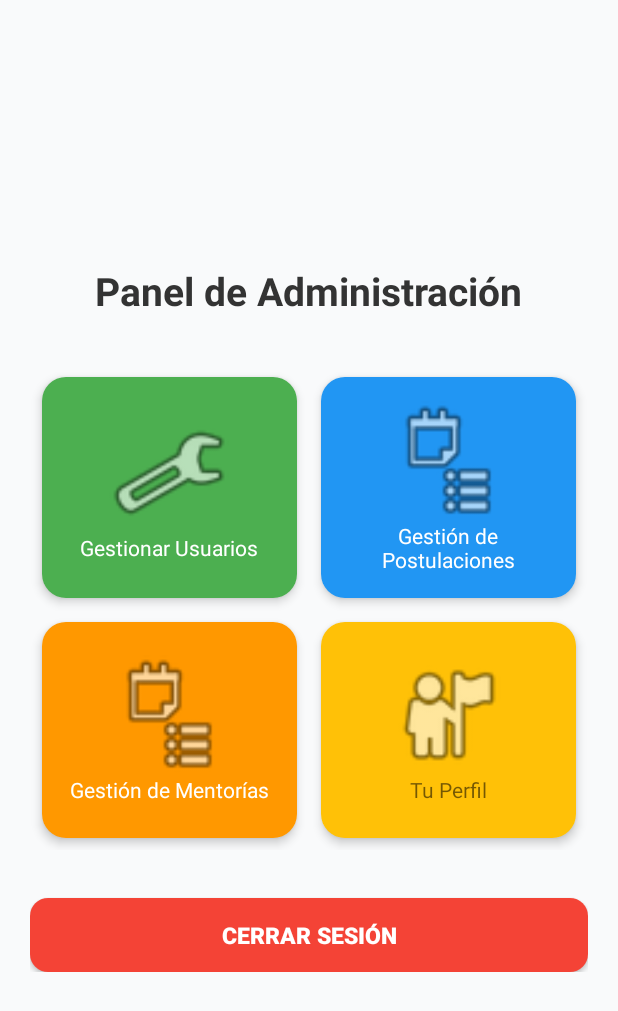
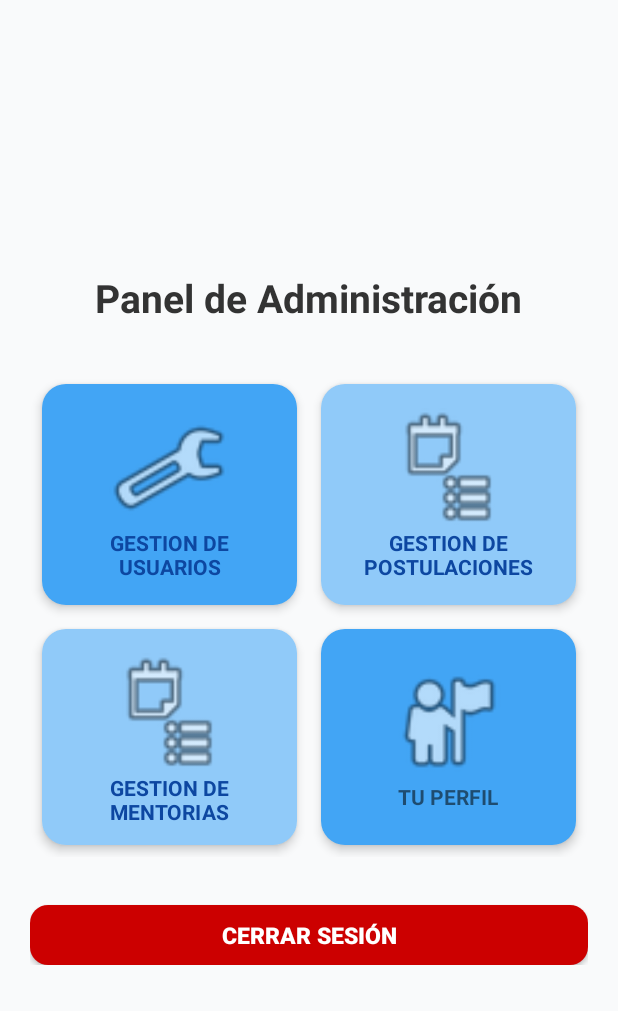
Before and after one commit to gabrielleal23/ConectandoApp, an Android app built with Jetpack Compose: the AdminActivity screen opened directly, with no data from a screen before it, on a phone screen of 412 x 824 dp. Shown: the top 1011 px of the screen. Run offline under Robolectric (Android 15) with nearby library versions, the phone set to English and light mode, and no system bars.

Commit message:
Actualizacion para app en huawei modo admin completa

```diff
--- a/app/src/main/res/layout-ldltr/activity_admin_home.xml
+++ b/app/src/main/res/layout-ldltr/activity_admin_home.xml
@@ -43,7 +43,7 @@
                 android:padding="16dp"
                 android:layout_margin="8dp"
                 android:background="@drawable/rounded_gray"
-                android:backgroundTint="#4CAF50"
+                android:backgroundTint="@color/color_primario_hover"
                 android:elevation="4dp"
                 android:gravity="center"
                 android:clickable="true"
@@ -58,10 +58,11 @@
                 <TextView
                     android:layout_width="wrap_content"
                     android:layout_height="wrap_content"
-                    android:text="Gestionar Usuarios"
-                    android:textSize="14sp"
-                    android:textColor="#FFFFFF"
-                    android:gravity="center"/>
+                    android:text="GESTION DE USUARIOS"
+                    android:textStyle="bold"
+                    android:gravity="center"
+                    android:textColor="@color/color_texto_oscuro"
+                    android:textSize="14sp" />
             </LinearLayout>
 
             <LinearLayout
@@ -74,7 +75,7 @@
                 android:padding="16dp"
                 android:layout_margin="8dp"
                 android:background="@drawable/rounded_gray"
-                android:backgroundTint="#2196F3"
+                android:backgroundTint="@color/color_secundario"
                 android:elevation="4dp"
                 android:gravity="center"
                 android:clickable="true"
@@ -89,9 +90,10 @@
                 <TextView
                     android:layout_width="wrap_content"
                     android:layout_height="wrap_content"
-                    android:text="Gestión de Postulaciones"
+                    android:text="GESTION DE POSTULACIONES"
+                    android:textColor="@color/color_texto_oscuro"
                     android:textSize="14sp"
-                    android:textColor="#FFFFFF"
+                    android:textStyle="bold"
                     android:gravity="center"/>
             </LinearLayout>
 
@@ -103,7 +105,7 @@
                 android:layout_columnWeight="1"
                 android:layout_margin="8dp"
                 android:background="@drawable/rounded_gray"
-                android:backgroundTint="#FF9800"
+                android:backgroundTint="@color/color_secundario"
                 android:clickable="true"
                 android:elevation="4dp"
                 android:focusable="true"
@@ -120,8 +122,9 @@
                     android:layout_width="wrap_content"
                     android:layout_height="wrap_content"
                     android:gravity="center"
-                    android:text="Gestión de Mentorías"
-                    android:textColor="#FFFFFF"
+                    android:text="GESTION DE MENTORIAS"
+                    android:textStyle="bold"
+                    android:textColor="@color/color_texto_oscuro"
                     android:textSize="14sp" />
             </LinearLayout>
 
@@ -135,7 +138,7 @@
                 android:padding="16dp"
                 android:layout_margin="8dp"
                 android:background="@drawable/rounded_gray"
-                android:backgroundTint ="@color/color_advertencia"
+                android:backgroundTint="@color/color_primario_hover"
                 android:elevation="4dp"
                 android:gravity="center"
                 android:clickable="true"
@@ -148,8 +151,9 @@
                 <TextView
                     android:layout_width="wrap_content"
                     android:layout_height="wrap_content"
-                    android:text="Tu Perfil"
+                    android:text="TU PERFIL"
                     android:textSize="14sp"
+                    android:textStyle="bold"
                     android:backgroundTint ="@color/color_secundario"
                     android:gravity="center"/>
             </LinearLayout>
@@ -159,15 +163,15 @@
         <Button
             android:id="@+id/btnCerrarSesion"
             android:layout_width="match_parent"
-            android:layout_height="wrap_content"
+            android:layout_height="40dp"
             android:text="Cerrar Sesión"
             android:textSize="15sp"
             android:textStyle="bold"
             android:textColor="#FFFFFF"
             android:background="@drawable/boton_gradiente"
             android:layout_marginTop="32dp"
-            android:padding="14dp"
-            android:backgroundTint="#F44336"
+
+            android:backgroundTint="@android:color/holo_red_dark"
             android:elevation="4dp"/>
 
     </LinearLayout>
--- a/app/src/main/res/layout-ldltr/activity_crear_mentoria.xml
+++ b/app/src/main/res/layout-ldltr/activity_crear_mentoria.xml
@@ -5,7 +5,7 @@
     android:layout_height="match_parent"
     android:orientation="vertical"
     android:gravity="center"
-    android:padding="5dp"
+    android:padding="12dp"
     android:background="#FFFFFF"
     tools:ignore="MissingDefaultResource">
 
@@ -18,7 +18,7 @@
             android:layout_width="match_parent"
             android:layout_height="wrap_content"
             android:orientation="vertical"
-            android:padding="12dp"
+            android:padding="1dp"
             android:gravity="bottom">
 
             <TextView
--- a/app/src/main/res/layout-ldltr/activity_empresa.xml
+++ b/app/src/main/res/layout-ldltr/activity_empresa.xml
@@ -70,6 +70,7 @@
                 android:layout_height="wrap_content"
                 android:text="CREAR POSTULACIÒN"
                 android:gravity="center"
+                android:textStyle="bold"
                 android:textColor="@color/color_texto_oscuro"
                 android:textSize="14sp" />
         </LinearLayout>
@@ -102,6 +103,7 @@
                 android:layout_height="wrap_content"
                 android:gravity="center"
                 android:text="VER POSTULACIÒN"
+                android:textStyle="bold"
                 android:textColor="@color/color_texto_oscuro"
                 android:textSize="14sp" />
         </LinearLayout>
@@ -133,6 +135,7 @@
                 android:layout_width="wrap_content"
                 android:layout_height="wrap_content"
                 android:text="PAGO POR POSTULACIÒN"
+                android:textStyle="bold"
                 android:gravity="center"
                 android:textColor="@color/color_texto_oscuro"
                 android:textSize="14sp" />
@@ -166,6 +169,7 @@
                 android:layout_height="wrap_content"
                 android:gravity="center_horizontal"
                 android:text="EDITAR Y ELIMINAR POSTULACIONES"
+                android:textStyle="bold"
                 android:textColor="@color/color_texto_oscuro"
                 android:textSize="14sp" />
         </LinearLayout>
@@ -197,6 +201,7 @@
                 android:layout_height="wrap_content"
                 android:gravity="center"
                 android:text="SOPORTE"
+                android:textStyle="bold"
                 android:textColor="@color/color_texto_oscuro"
                 android:textSize="14sp" />
         </LinearLayout>
@@ -229,6 +234,7 @@
                 android:layout_width="wrap_content"
                 android:layout_height="wrap_content"
                 android:text="TU PERFIL"
+                android:textStyle="bold"
                 android:textColor="@color/color_texto_oscuro"
                 android:textSize="14sp" />
         </LinearLayout>
--- a/app/src/main/res/layout-ldltr/activity_mentors.xml
+++ b/app/src/main/res/layout-ldltr/activity_mentors.xml
@@ -71,6 +71,7 @@
                 android:layout_height="wrap_content"
                 android:text="CREAR MENTORIA"
                 android:textSize="14sp"
+                android:textStyle="bold"
                 android:textColor="@color/color_texto_oscuro"
                 android:gravity="center"/>
         </LinearLayout>
@@ -102,6 +103,7 @@
                 android:layout_height="wrap_content"
                 android:text="VISUALIZACION DE MENTORIAS"
                 android:textSize="14sp"
+                android:textStyle="bold"
                 android:backgroundTint ="@color/color_secundario"
                 android:gravity="center"/>
         </LinearLayout>
@@ -133,6 +135,7 @@
                 android:layout_height="wrap_content"
                 android:text="CONTENIDO DE MENTORIAS"
                 android:textSize="14sp"
+                android:textStyle="bold"
                 android:backgroundTint ="@color/color_secundario"
                 android:gravity="center"/>
         </LinearLayout>
@@ -162,6 +165,7 @@
                 android:layout_height="wrap_content"
                 android:text="TU PERFIL"
                 android:textSize="14sp"
+                android:textStyle="bold"
                 android:backgroundTint ="@color/color_secundario"
                 android:gravity="center"/>
         </LinearLayout>
@@ -191,6 +195,7 @@
                 android:layout_width="wrap_content"
                 android:layout_height="wrap_content"
                 android:text="SOPORTE"
+                android:textStyle="bold"
                 android:textSize="14sp"
                 android:backgroundTint ="@color/color_secundario"
                 android:gravity="center"/>
--- a/app/src/main/res/layout-ldltr/activity_student.xml
+++ b/app/src/main/res/layout-ldltr/activity_student.xml
@@ -63,6 +63,7 @@
                     android:layout_height="wrap_content"
                     android:layout_marginTop="12dp"
                     android:gravity="center"
+                    android:textStyle="bold"
                     android:text="POSTÚLATE A EMPLEOS"
                     android:textColor="@color/color_texto_oscuro"
                     android:textSize="14sp" />
@@ -97,6 +98,7 @@
                     android:layout_marginTop="12dp"
                     android:gravity="center"
                     android:text="TU PERFIL"
+                    android:textStyle="bold"
                     android:textColor="@color/color_texto_oscuro"
                     android:textSize="14sp" />
             </LinearLayout>
@@ -130,6 +132,7 @@
                     android:layout_marginTop="12dp"
                     android:gravity="center"
                     android:text="POSTULACIONES PAGADAS"
+                    android:textStyle="bold"
                     android:textColor="@color/color_texto_oscuro"
                     android:textSize="13sp" />
             </LinearLayout>
@@ -163,6 +166,7 @@
                     android:layout_marginTop="12dp"
                     android:gravity="center"
                     android:text="HISTORIAL DE POSTULACIONES"
+                    android:textStyle="bold"
                     android:textColor="@color/color_texto_oscuro"
                     android:textSize="14sp" />
             </LinearLayout>
@@ -196,6 +200,7 @@
                     android:layout_marginTop="12dp"
                     android:gravity="center"
                     android:text="SOPORTE TÉCNICO"
+                    android:textStyle="bold"
                     android:textColor="@color/color_texto_oscuro"
                     android:textSize="14sp" />
             </LinearLayout>
@@ -229,6 +234,7 @@
                     android:layout_marginTop="12dp"
                     android:gravity="center"
                     android:text="MENTORÍAS"
+                    android:textStyle="bold"
                     android:textColor="@color/color_texto_oscuro"
                     android:textSize="14sp" />
             </LinearLayout>
```
Also changed, not shown: app/src/main/res/layout-ldltr/item_mentoria_admin.xml (+47 -26 lines), app/src/main/res/layout-ldltr/item_oferta_admin.xml (+20 -13 lines), app/src/main/res/layout-ldltr/item_user_admin.xml (+20 -11 lines).
